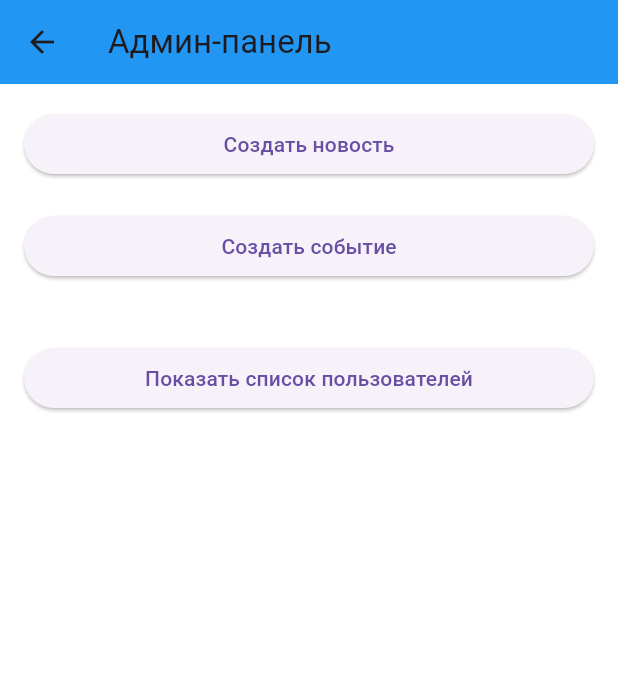
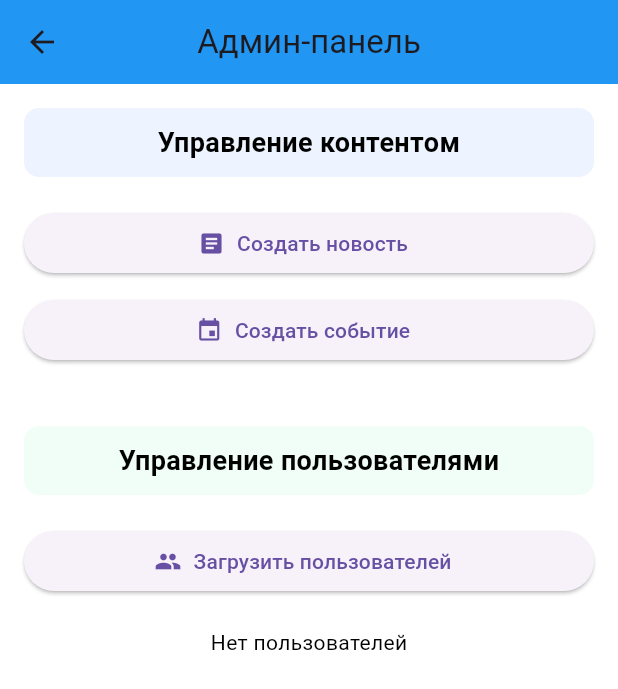
Before and after one commit to Git-p31/my_flutter_app, a Flutter app: the AdminDashboard screen opened directly, on a phone screen of 412 x 824 dp. Shown: the top 689 px of the screen. Run offline on Flutter 3.47's test engine with Material 3 defaults, Android fonts, the light colour scheme and no system bars; our stand-ins replace cloud_firestore, firebase_core, image_picker, logger, package_info_plus, shared_preferences and 2 more; accounts and stored records are empty; network calls fail.

Commit message:
улучшения админ панель

```diff
--- a/lib/pages/admin_panel.dart
+++ b/lib/pages/admin_panel.dart
@@ -21,11 +21,9 @@ class _AdminDashboardState extends State<AdminDashboard> {
   List<Map<String, dynamic>> _users = [];
   bool _isLoadingUsers = false;
 
-  // Выбор изображения из галереи
   Future<void> _selectImage() async {
     final picker = ImagePicker();
     final pickedFile = await picker.pickImage(source: ImageSource.gallery);
-
     if (pickedFile != null && mounted) {
       setState(() {
         _imageFile = File(pickedFile.path);
@@ -33,14 +31,12 @@ class _AdminDashboardState extends State<AdminDashboard> {
     }
   }
 
-  // Конвертация изображения в строку Base64
   String? _imageToBase64(File? imageFile) {
     if (imageFile == null) return null;
     final bytes = imageFile.readAsBytesSync();
     return base64Encode(bytes);
   }
 
-  // Отправка новости
   Future<void> _submitNews() async {
     if (_formKey.currentState!.validate()) {
       setState(() {
@@ -52,10 +48,9 @@ class _AdminDashboardState extends State<AdminDashboard> {
           _titleController.text,
           _descriptionController.text,
         );
-
         if (mounted) {
           _resetForm();
-          _showMessage('Новость успешно добавлена!');
+          _showMessage('Новость добавлена!');
         }
       } catch (e) {
         if (mounted) {
@@ -71,7 +66,6 @@ class _AdminDashboardState extends State<AdminDashboard> {
     }
   }
 
-  // Отправка события
   Future<void> _submitEvent() async {
     if (_formKey.currentState!.validate()) {
       setState(() {
@@ -80,16 +74,14 @@ class _AdminDashboardState extends State<AdminDashboard> {
 
       try {
         String? imageBase64 = _imageToBase64(_imageFile);
-
         await DatabaseHelper.instance.insertEvent(
           _titleController.text,
           _descriptionController.text,
-          imageBase64 ?? '', // Передаем строку Base64 или пустую строку
+          imageBase64 ?? '',
         );
-
         if (mounted) {
           _resetForm();
-          _showMessage('Событие успешно добавлено!');
+          _showMessage('Событие добавлено!');
         }
       } catch (e) {
         if (mounted) {
@@ -105,7 +97,6 @@ class _AdminDashboardState extends State<AdminDashboard> {
     }
   }
 
-  // Сброс формы
   void _resetForm() {
     setState(() {
       _titleController.clear();
@@ -115,21 +106,18 @@ class _AdminDashboardState extends State<AdminDashboard> {
     });
   }
 
-  // Показ сообщения
   void _showMessage(String message) {
     if (mounted) {
       ScaffoldMessenger.of(context).showSnackBar(SnackBar(content: Text(message)));
     }
   }
 
-  // Установка текущего действия
   void _setAction(String action) {
     setState(() {
-      _currentAction = action;
+      _currentAction = _currentAction == action ? '' : action;
     });
   }
 
-  // Получение списка пользователей
   Future<void> _loadUsers() async {
     setState(() {
       _isLoadingUsers = true;
@@ -151,58 +139,75 @@ class _AdminDashboardState extends State<AdminDashboard> {
     }
   }
 
-  // Изменение роли пользователя
   Future<void> _changeUserRole(String userId, String newRole) async {
     try {
       await DatabaseHelper.instance.updateUserRole(userId, newRole);
-      _loadUsers(); // Обновить список пользователей
-      _showMessage('Роль пользователя обновлена!');
+      _loadUsers();
+      _showMessage('Роль обновлена!');
     } catch (e) {
-      _showMessage('Ошибка при изменении роли: $e');
+      _showMessage('Ошибка: $e');
     }
-  }
-
-  @override
-  void initState() {
-    super.initState();
   }
 
   @override
   Widget build(BuildContext context) {
     return Scaffold(
-      appBar: AppBar(title: const Text('Админ-панель')),
+      appBar: AppBar(
+        title: const Text('Админ-панель'),
+        centerTitle: true,
+      ),
       body: Padding(
         padding: const EdgeInsets.all(16.0),
         child: SingleChildScrollView(
           child: Column(
             crossAxisAlignment: CrossAxisAlignment.stretch,
             children: [
-              ElevatedButton(
-                onPressed: () => _setAction('news'),
-                child: const Text('Создать новость'),
+              Container(
+                padding: const EdgeInsets.all(10.0),
+                decoration: BoxDecoration(
+                  color: Colors.blueAccent.withAlpha((0.1 * 255).toInt()),
+                  borderRadius: BorderRadius.circular(10),
+                ),
+                child: const Text(
+                  'Управление контентом',
+                  style: TextStyle(fontSize: 18, fontWeight: FontWeight.bold),
+                  textAlign: TextAlign.center,
+                ),
               ),
               const SizedBox(height: 20),
-              ElevatedButton(
+              ElevatedButton.icon(
+                onPressed: () => _setAction('news'),
+                icon: const Icon(Icons.article),
+                label: const Text('Создать новость'),
+              ),
+              const SizedBox(height: 10),
+              ElevatedButton.icon(
                 onPressed: () => _setAction('event'),
-                child: const Text('Создать событие'),
+                icon: const Icon(Icons.event),
+                label: const Text('Создать событие'),
               ),
               const SizedBox(height: 20),
-              if (_currentAction == 'news' || _currentAction == 'event')
-                Form(
+              if (_currentAction.isNotEmpty)
+                Card(
+                  elevation: 4,
+                  margin: const EdgeInsets.symmetric(vertical: 10),
+                  child: Padding(
+                    padding: const EdgeInsets.all(16.0),
+                    child: Form(
                       key: _formKey,
                       child: Column(
                         children: [
                           TextFormField(
                             controller: _titleController,
                             decoration: const InputDecoration(labelText: 'Название'),
-                        validator: (value) => value!.isEmpty ? 'Название обязательно' : null,
+                            validator: (value) => value!.isEmpty ? 'Заполните название' : null,
                           ),
                           const SizedBox(height: 10),
                           TextFormField(
                             controller: _descriptionController,
                             decoration: const InputDecoration(labelText: 'Описание'),
                             maxLines: 3,
-                        validator: (value) => value!.isEmpty ? 'Описание обязательно' : null,
+                            validator: (value) => value!.isEmpty ? 'Заполните описание' : null,
                           ),
                           const SizedBox(height: 20),
                           if (_currentAction == 'event') ...[
@@ -212,11 +217,13 @@ class _AdminDashboardState extends State<AdminDashboard> {
                               label: const Text('Выбрать изображение'),
                             ),
                             const SizedBox(height: 10),
-                        _imageFile != null
-                            ? Image.file(_imageFile!, height: 150, fit: BoxFit.cover)
-                            : const Text('Изображение не выбрано', textAlign: TextAlign.center),
+                            if (_imageFile != null)
+                              ClipRRect(
+                                borderRadius: BorderRadius.circular(10),
+                                child: Image.file(_imageFile!, height: 150, fit: BoxFit.cover),
+                              ),
+                          ],
                           const SizedBox(height: 20),
-                      ],
                           _isProcessing
                               ? const CircularProgressIndicator()
                               : ElevatedButton(
@@ -226,56 +233,51 @@ class _AdminDashboardState extends State<AdminDashboard> {
                         ],
                       ),
                     ),
+                  ),
+                ),
               const SizedBox(height: 20),
-              ElevatedButton(
+              Container(
+                padding: const EdgeInsets.all(10.0),
+                decoration: BoxDecoration(
+                  color: Colors.greenAccent.withAlpha((0.1 * 255).toInt()),
+                  borderRadius: BorderRadius.circular(10),
+                ),
+                child: const Text(
+                  'Управление пользователями',
+                  style: TextStyle(fontSize: 18, fontWeight: FontWeight.bold),
+                  textAlign: TextAlign.center,
+                ),
+              ),
+              const SizedBox(height: 20),
+              ElevatedButton.icon(
                 onPressed: _loadUsers,
-                child: const Text('Показать список пользователей'),
+                icon: const Icon(Icons.people),
+                label: const Text('Загрузить пользователей'),
               ),
               const SizedBox(height: 20),
               _isLoadingUsers
-                  ? const CircularProgressIndicator()
+                  ? const Center(child: CircularProgressIndicator())
                   : _users.isNotEmpty
                       ? Column(
-                          crossAxisAlignment: CrossAxisAlignment.stretch,
                           children: _users.map((user) {
                             return Card(
-                              margin: const EdgeInsets.symmetric(vertical: 8),
-                              child: Padding(
-                                padding: const EdgeInsets.all(16.0),
-                                child: Column(
-                                  crossAxisAlignment: CrossAxisAlignment.start,
-                                  children: [
-                                    Text(user['username'], style: const TextStyle(fontSize: 16)),
-                                    const SizedBox(height: 5),
-                                    Text(
-                                      user['role']?.toUpperCase() ?? 'Не определено',
-                                      style: const TextStyle(fontSize: 14, color: Colors.grey),
-                                    ),
-                                    const SizedBox(height: 10),
-                                    DropdownButton<String>(
+                              elevation: 3,
+                              margin: const EdgeInsets.symmetric(vertical: 10),
+                              child: ListTile(
+                                title: Text(user['username'] ?? 'Неизвестный'),
+                                subtitle: Text('Роль: ${user['role'] ?? 'Не определено'}'),
+                                trailing: DropdownButton<String>(
                                   value: user['role'],
-                                      onChanged: (newRole) {
-                                        if (newRole != null) {
-                                          _changeUserRole(user['id'], newRole);
-                                        }
-                                      },
-                                      items: <String>['admin', 'user', 'moderator', 'rebe']
-                                          .map<DropdownMenuItem<String>>((String value) {
-                                        return DropdownMenuItem<String>(
-                                          value: value,
-                                          child: Text(value),
-                                        );
-                                      }).toList(),
-                                      dropdownColor: Colors.grey[850], // Set background color for the dropdown
-                                      style: const TextStyle(color: Colors.white),
-                                    ),
-                                  ],
+                                  items: ['admin', 'user', 'moderator', 'rebe']
+                                      .map((role) => DropdownMenuItem(value: role, child: Text(role)))
+                                      .toList(),
+                                  onChanged: (newRole) => _changeUserRole(user['id'], newRole!),
                                 ),
                               ),
                             );
                           }).toList(),
                         )
-                      : Container(), // Removed 'Нет пользователей' text
+                      : const Center(child: Text('Нет пользователей')),
             ],
           ),
         ),
```
Also changed, not shown: pubspec.yaml (+4 -3 lines). Lines whose indentation alone changed are shown as unchanged.
